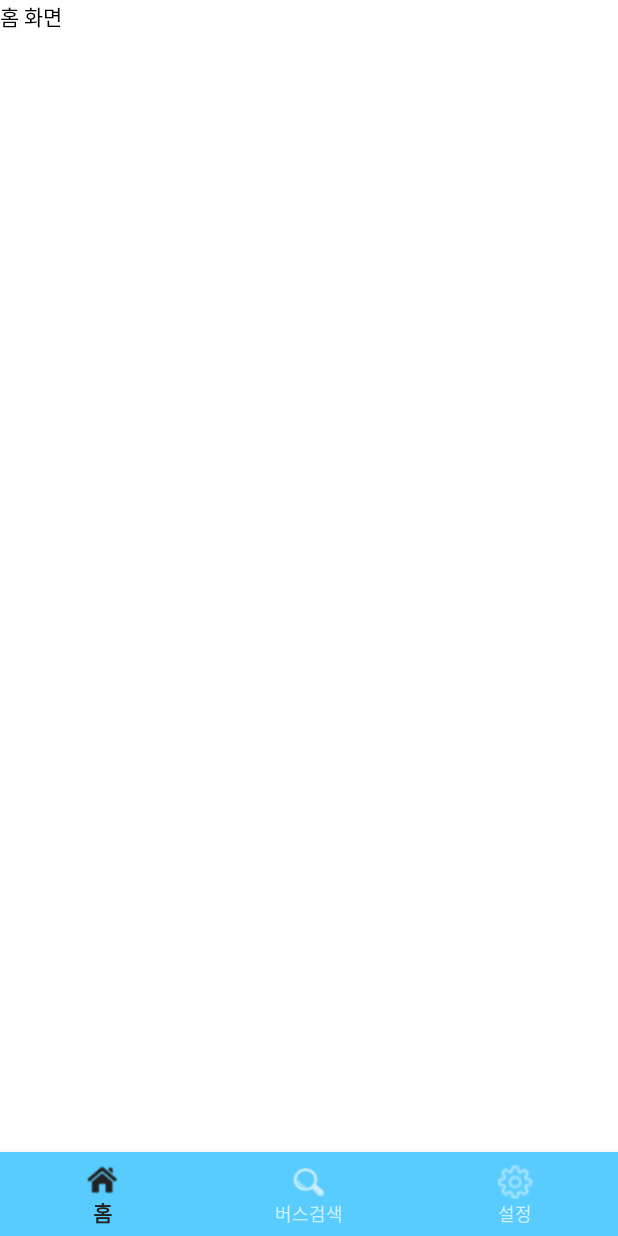
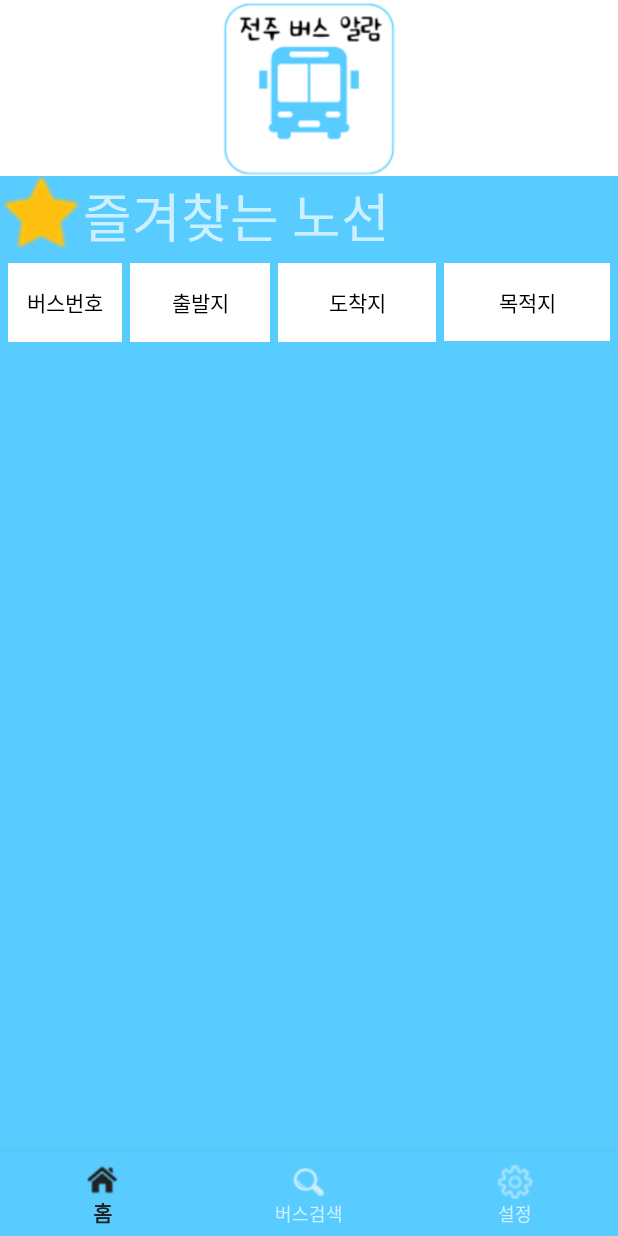
Before and after one commit to flex2020/BusAlarm_Jeonju, an Android app: the screen it shows after launch (MainActivity), on a phone screen of 412 x 824 dp. Run offline under Robolectric (Android 15) with nearby library versions, the phone set to English and light mode, and no system bars; 3 statements that could not run were skipped.

Commit message:
2022.06.28 Edit home_fragment.xml

```diff
--- /dev/null
+++ b/app/src/main/res/drawable/border.xml
@@ -0,0 +1,4 @@
+<?xml version="1.0" encoding="utf-8"?>
+<selector xmlns:android="http://schemas.android.com/apk/res/android">
+
+</selector>
--- a/app/src/main/res/layout/fragment_home.xml
+++ b/app/src/main/res/layout/fragment_home.xml
@@ -1,15 +1,102 @@
 <?xml version="1.0" encoding="utf-8"?>
 <FrameLayout xmlns:android="http://schemas.android.com/apk/res/android"
+    xmlns:app="http://schemas.android.com/apk/res-auto"
     xmlns:tools="http://schemas.android.com/tools"
     android:layout_width="match_parent"
     android:layout_height="match_parent"
+    android:background="@color/white"
     tools:context=".HomeFragment">
 
-    <!-- TODO: Update blank fragment layout -->
-    <TextView
+    <LinearLayout
         android:layout_width="match_parent"
         android:layout_height="match_parent"
-        android:textColor="@color/black"
-        android:text="홈 화면" />
+        android:orientation="vertical">
+
+        <ImageView
+            android:id="@+id/imageView3"
+            android:layout_width="match_parent"
+            android:layout_height="117dp"
+            android:src="@drawable/appimg" />
+
+        <LinearLayout
+            android:layout_width="match_parent"
+            android:layout_height="wrap_content"
+            android:background="@color/custom"
+            android:orientation="horizontal">
+
+            <ImageView
+                android:id="@+id/starImageView"
+                android:layout_width="55dp"
+                android:layout_height="match_parent"
+                android:src="@drawable/star" />
+
+            <TextView
+                android:id="@+id/starTextView"
+                android:layout_width="355dp"
+                android:layout_height="match_parent"
+                android:text="즐겨찾는 노선"
+                android:textSize="35dp" />
+        </LinearLayout>
+
+        <LinearLayout
+            android:layout_width="match_parent"
+            android:layout_height="63dp"
+            android:background="@color/custom"
+            android:orientation="horizontal">
+
+            <TextView
+                android:id="@+id/textView2"
+                android:layout_width="76dp"
+                android:layout_height="match_parent"
+                android:layout_margin="5dp"
+                android:background="@color/white"
+                android:gravity="center"
+                android:text="버스번호"
+                android:textColor="@color/black" />
+
+            <TextView
+                android:id="@+id/textView3"
+                android:layout_width="93dp"
+                android:layout_height="match_parent"
+                android:layout_marginTop="5dp"
+                android:layout_marginRight="5dp"
+                android:layout_marginBottom="5dp"
+                android:background="@color/white"
+                android:gravity="center"
+                android:text="출발지"
+                android:textColor="@color/black" />
+
+            <TextView
+                android:id="@+id/textView4"
+                android:layout_width="105dp"
+                android:layout_height="match_parent"
+                android:layout_marginTop="5dp"
+                android:layout_marginRight="5dp"
+                android:layout_marginBottom="5dp"
+                android:background="@color/white"
+                android:gravity="center"
+                android:text="도착지"
+                android:textColor="@color/black" />
+
+            <TextView
+                android:id="@+id/textView5"
+                android:layout_width="match_parent"
+                android:layout_height="52dp"
+                android:layout_marginTop="5dp"
+                android:layout_marginRight="5dp"
+                android:layout_marginBottom="5dp"
+                android:background="@color/white"
+                android:gravity="center"
+                android:text="목적지"
+                android:textColor="@color/black" />
+        </LinearLayout>
+
+        <androidx.recyclerview.widget.RecyclerView
+            android:id="@+id/homeRecyclerView"
+            android:layout_width="match_parent"
+            android:layout_height="match_parent"
+            android:background="@color/custom"/>
+
+    </LinearLayout>
 
 </FrameLayout>
```
